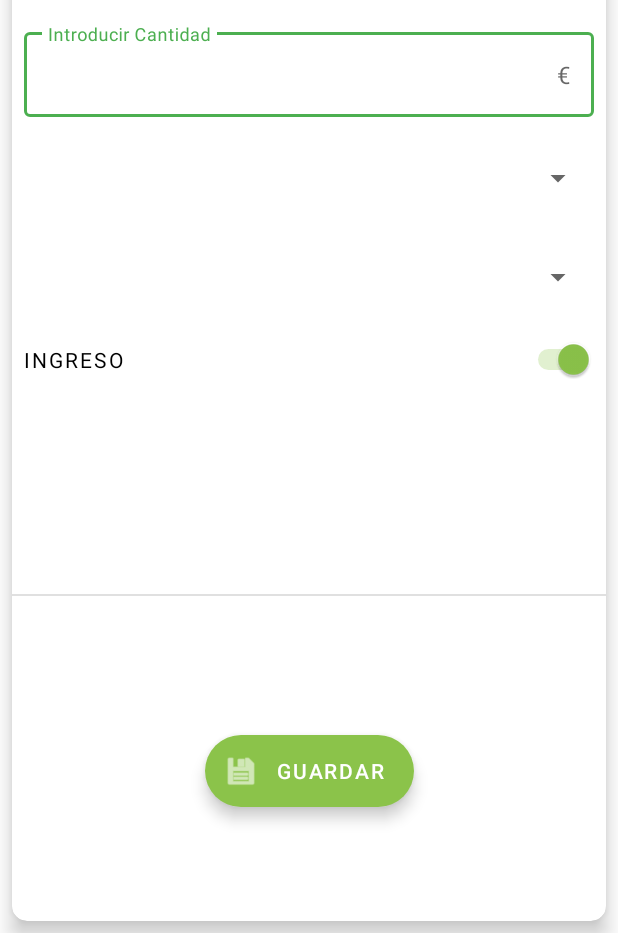
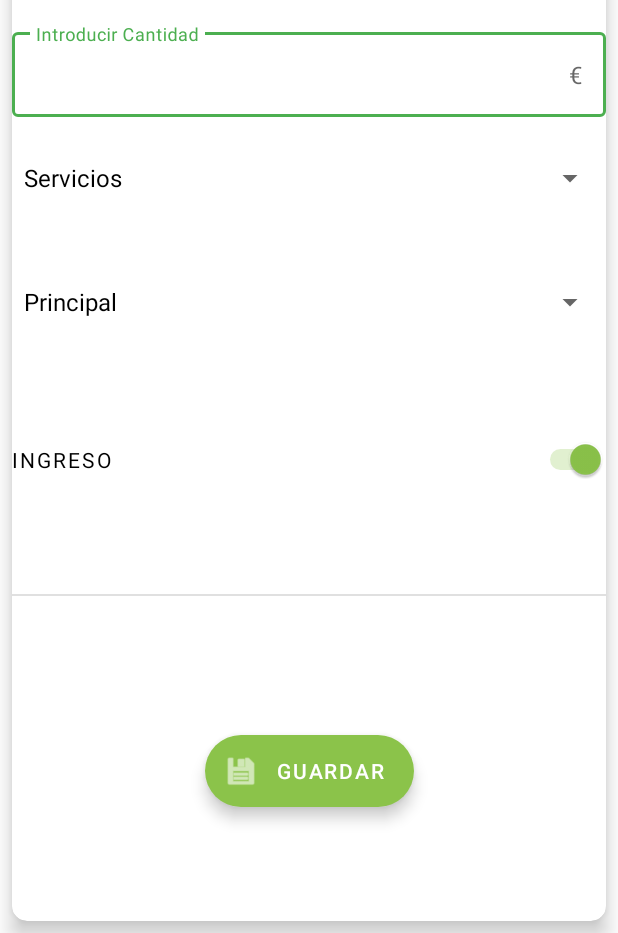
Before and after one commit to JoelSempere/MoneySaver, an Android app: the CreateTransaction screen opened directly, with no data from a screen before it, on a phone screen of 412 x 824 dp, the part 303-1236 px from its top. Run offline under Robolectric (Android 15) with nearby library versions, the phone set to English and light mode, and no system bars; our stand-ins replace Firebase (no records; nobody signed in at launch, a user with empty details on screens opened directly).

Commit message:
Transacciones funcionando OK Nested Recycler View in progress.

```diff
--- a/app/src/main/java/tfg/jsemp/moneysaver/ui/CreateTransaction.kt
+++ b/app/src/main/java/tfg/jsemp/moneysaver/ui/CreateTransaction.kt
@@ -1,12 +1,112 @@
 package tfg.jsemp.moneysaver.ui
 
+import android.os.Bundle
+import android.text.Editable
+import android.widget.ArrayAdapter
+import android.widget.Toast
 import androidx.appcompat.app.AppCompatActivity
-import android.os.Bundle
+import com.google.android.material.floatingactionbutton.ExtendedFloatingActionButton
+import com.google.firebase.auth.FirebaseAuth
+import kotlinx.android.synthetic.main.activity_create_transaction.*
 import tfg.jsemp.moneysaver.R
+import tfg.jsemp.moneysaver.model.Account
+import tfg.jsemp.moneysaver.model.Category
+import tfg.jsemp.moneysaver.model.Transaction
+import tfg.jsemp.moneysaver.utils.FirestoreUtil
 
 class CreateTransaction : AppCompatActivity() {
+    private  var transaction = Transaction()
+    private lateinit var firebaseAuth: FirebaseAuth
+    private lateinit var accountsAdapter : ArrayAdapter<CharSequence>
+    private lateinit var categoriesAdapter : ArrayAdapter<CharSequence>
+
     override fun onCreate(savedInstanceState: Bundle?) {
         super.onCreate(savedInstanceState)
         setContentView(R.layout.activity_create_transaction)
+        firebaseAuth = FirebaseAuth.getInstance()
+        initializeSpiners()
+        onSaveTransaction(transaction)
+
     }
+
+
+    //***POSPUESTO: No utilizable porque el spinner no llega a asignar correctamente los items en el selected***//
+    private fun getAccountsData(): MutableList<String> {
+        var accountsText : MutableList<String> = mutableListOf<String>()
+        var accounts : List<Account>? = null
+        FirestoreUtil.getAccounts(firebaseAuth.currentUser!!.uid).observe(this) { accs ->
+            accounts = accs
+            accounts?.forEach {
+                accountsText.add(it.name)
+            }
+        }
+
+        return accountsText
+    }
+
+
+    //***POSPUESTO: No utilizable porque el spinner no llega a asignar correctamente los items en el selected***//
+    private fun getCategoriesData(): MutableList<String> {
+        var categoriesText : MutableList<String> = mutableListOf<String>()
+        var categories : List<Category>? = null
+        FirestoreUtil.getCategories().observe(this) { cts ->
+            categories = cts
+            categories?.forEach{
+                categoriesText.add(it.name)
+            }
+        }
+        return categoriesText
+    }
+
+
+    private fun initializeSpiners() {
+       accountsAdapter = ArrayAdapter.createFromResource(this, R.array.accounts,
+       android.R.layout.simple_spinner_dropdown_item)
+        categoriesAdapter = ArrayAdapter.createFromResource(this, R.array.categories,
+            android.R.layout.simple_spinner_dropdown_item)
+        spWallet.adapter = accountsAdapter
+        spCategory.adapter = categoriesAdapter
+    }
+
+
+    private fun onSaveTransaction(transaction: Transaction){
+        var canSaveRecord = true
+        fabSaveTransaction.setOnClickListener {
+            if(checkFields()) {
+                transaction.userId = firebaseAuth.currentUser!!.uid
+                transaction.quantity =  tietCantidad.text.toString().toFloat()
+                transaction.isInCome = swIsInCome.isChecked
+                FirestoreUtil.getIdByName(spCategory.selectedItem.toString(), "Categories").observe(this){ ctgId ->
+                    transaction.categoryId = ctgId.toString()
+                    FirestoreUtil.getIdByName(spWallet.selectedItem.toString(), "Accounts").observe(this){ accId ->
+                        transaction.accountId = accId.toString()
+                        if(canSaveRecord) {
+                            setNewTransaction(transaction)
+                            canSaveRecord = false
+                        }
+                    }
+                }
+            }
+        }
+
+    }
+
+    private fun setNewTransaction(transaction: Transaction) {
+        FirestoreUtil.setTransactionsIntoCategories(
+            transaction.categoryId,
+            transaction
+        )
+        finish()
+    }
+
+
+    private fun checkFields() : Boolean {
+        var isSaveable = true
+        if(tfCantidad.editText!!.text.isEmpty())  {
+            Toast.makeText(this, "No es posible guardar una transacción sin cantidad asignada", Toast.LENGTH_SHORT).show()
+            isSaveable = false
+        }
+        return isSaveable
+    }
+
 }
--- a/app/src/main/res/layout/activity_create_transaction.xml
+++ b/app/src/main/res/layout/activity_create_transaction.xml
@@ -56,12 +56,9 @@
             <com.google.android.material.textfield.TextInputLayout
                 android:id="@+id/tfCantidad"
                 style="@style/Widget.MaterialComponents.TextInputLayout.OutlinedBox"
-                android:layout_width="match_parent"
+                android:layout_width="0dp"
                 android:layout_height="wrap_content"
-                android:layout_marginHorizontal="8dp"
-                android:layout_marginStart="8dp"
                 android:layout_marginTop="16dp"
-                android:layout_marginEnd="8dp"
                 android:hint="Introducir Cantidad"
                 app:endIconDrawable="@android:drawable/ic_menu_close_clear_cancel"
                 app:layout_constraintEnd_toEndOf="parent"
@@ -89,7 +86,8 @@
                 android:showText="false"
                 android:text="Ingreso"
                 android:textAllCaps="true"
-                app:layout_constraintEnd_toEndOf="@+id/spWallet"
+                app:layout_constraintBottom_toTopOf="@+id/guideline7"
+                app:layout_constraintEnd_toEndOf="parent"
                 app:layout_constraintStart_toStartOf="@+id/spWallet"
                 app:layout_constraintTop_toBottomOf="@+id/spWallet" />
 
@@ -97,24 +95,25 @@
                 android:id="@+id/spWallet"
                 android:layout_width="match_parent"
                 android:layout_height="50dp"
-                android:layout_marginStart="8dp"
                 android:layout_marginTop="16dp"
-                android:layout_marginEnd="8dp"
+                android:layout_marginBottom="50dp"
                 android:layout_weight="1"
-                app:layout_constraintEnd_toEndOf="@+id/spCategory"
-                app:layout_constraintStart_toStartOf="@+id/spCategory"
+                app:layout_constraintBottom_toTopOf="@+id/swIsInCome"
+                app:layout_constraintEnd_toEndOf="parent"
+                app:layout_constraintStart_toStartOf="parent"
                 app:layout_constraintTop_toBottomOf="@+id/spCategory" />
 
             <Spinner
                 android:id="@+id/spCategory"
                 android:layout_width="match_parent"
                 android:layout_height="50dp"
-                android:layout_marginStart="8dp"
                 android:layout_marginTop="16dp"
-                android:layout_marginEnd="8dp"
+                android:layout_marginBottom="16dp"
                 android:layout_weight="1"
-                app:layout_constraintEnd_toEndOf="@+id/tfCantidad"
-                app:layout_constraintStart_toStartOf="@+id/tfCantidad"
+                app:layout_constraintBottom_toTopOf="@+id/spWallet"
+                app:layout_constraintEnd_toEndOf="parent"
+                app:layout_constraintHorizontal_bias="1.0"
+                app:layout_constraintStart_toStartOf="parent"
                 app:layout_constraintTop_toBottomOf="@+id/tfCantidad" />
 
             <com.google.android.material.divider.MaterialDivider
--- /dev/null
+++ b/app/src/main/res/values/arrays.xml
@@ -0,0 +1,18 @@
+<?xml version="1.0" encoding="utf-8"?>
+<resources>
+    <string-array name="categories">
+        <item>Servicios</item>
+        <item>Diversión</item>
+        <item>Transporte</item>
+        <item>Alimentación</item>
+        <item>Casa</item>
+        <item>Ropa</item>
+        <item>Salud</item>
+        <item>Otros</item>
+    </string-array>
+
+    <string-array name="accounts">
+        <item>Principal</item>
+        <item>Secundaria</item>
+    </string-array>
+</resources>
```
Also changed, not shown: app/src/main/java/tfg/jsemp/moneysaver/model/Account.java (+19 -0 lines), app/src/main/java/tfg/jsemp/moneysaver/model/Transaction.java (+40 -12 lines), app/src/main/java/tfg/jsemp/moneysaver/ui/MainActivity.java (+19 -1 lines), app/src/main/java/tfg/jsemp/moneysaver/utils/ConstantsUtil.kt (+9 -1 lines), app/src/main/java/tfg/jsemp/moneysaver/utils/FirestoreUtil.java (+31 -8 lines).
